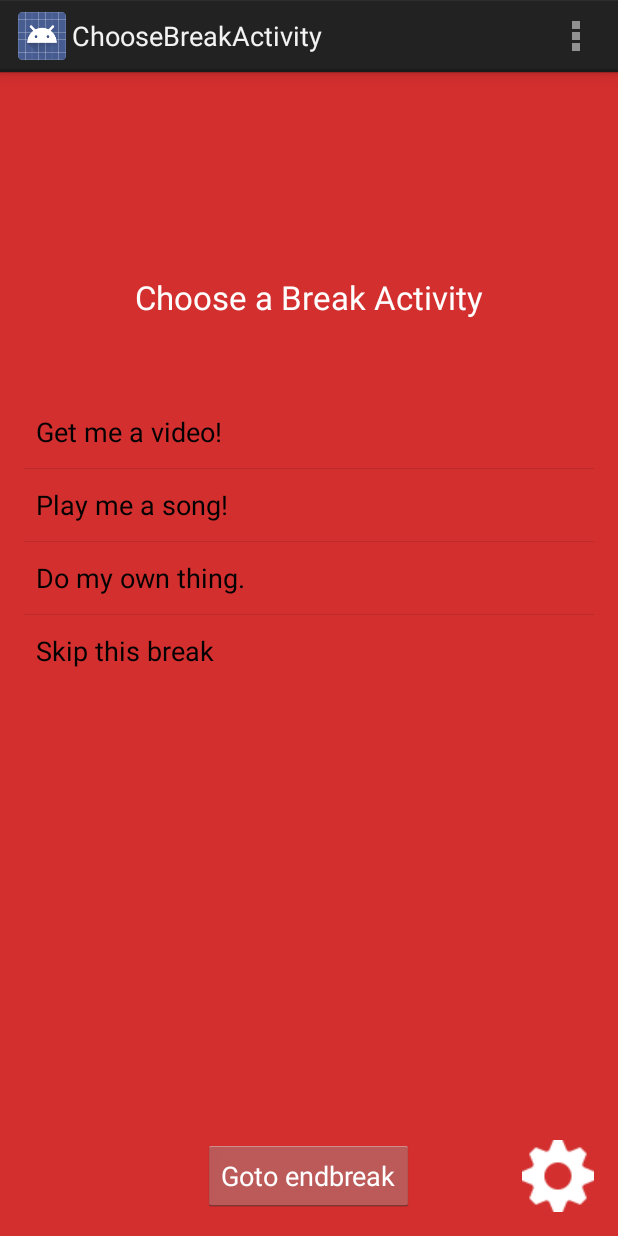
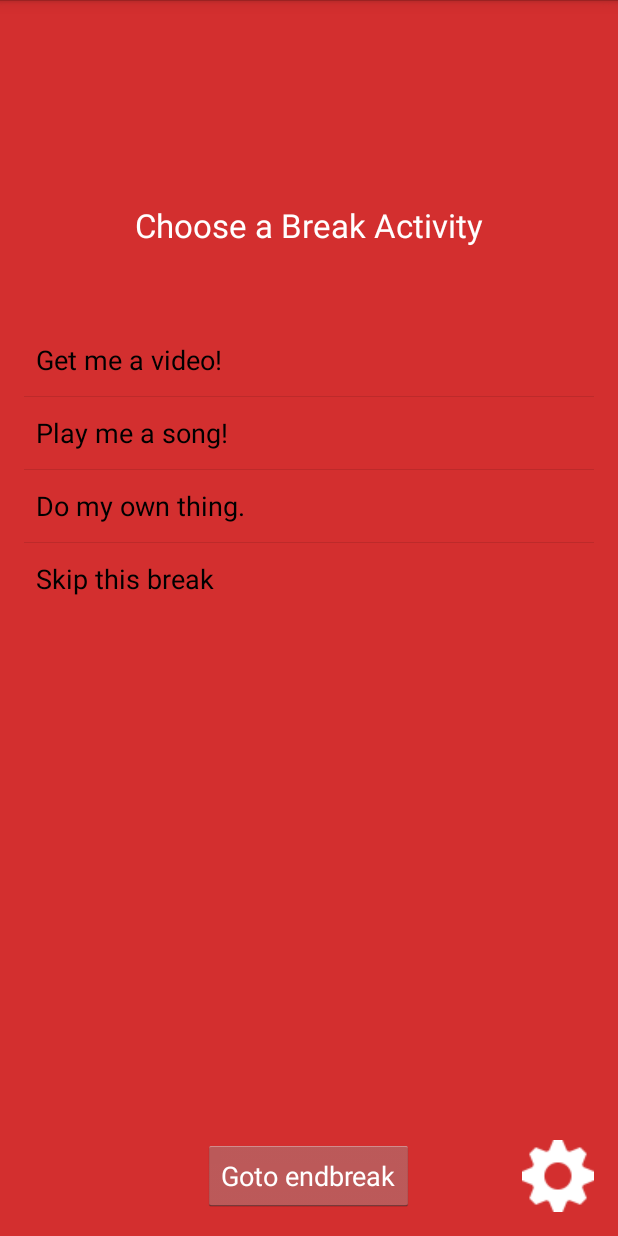
Before and after one commit to kevana/BreakTime, an Android app: the ChooseBreakActivity screen opened directly, with no data from a screen before it, on a phone screen of 412 x 824 dp. Run offline under Robolectric (Android 15) with nearby library versions, the phone set to English and light mode, and no system bars.

Commit message:
Switch app to fullscreen.

```diff
--- a/app/src/main/java/com/breaktime/BreakTimerService.java
+++ b/app/src/main/java/com/breaktime/BreakTimerService.java
@@ -5,7 +5,6 @@ import android.content.Intent;
 import android.content.SharedPreferences;
 import android.graphics.PixelFormat;
 import android.os.CountDownTimer;
-import android.os.Handler;
 import android.os.IBinder;
 import android.preference.PreferenceManager;
 import android.util.Log;
--- a/app/src/main/java/com/breaktime/ChooseBreakActivity.java
+++ b/app/src/main/java/com/breaktime/ChooseBreakActivity.java
@@ -5,8 +5,6 @@ import android.content.Context;
 import android.content.Intent;
 import android.os.Bundle;
 import android.os.Vibrator;
-import android.view.Menu;
-import android.view.MenuItem;
 import android.view.View;
 import android.widget.AdapterView;
 import android.widget.ListView;
@@ -45,25 +43,6 @@ public class ChooseBreakActivity extends Activity implements AdapterView.OnItemC
         startActivity(homeIntent);
     }
 
-    @Override
-    public boolean onCreateOptionsMenu(Menu menu) {
-        // Inflate the menu; this adds items to the action bar if it is present.
-        getMenuInflater().inflate(R.menu.choose_break, menu);
-        return true;
-    }
-
-    @Override
-    public boolean onOptionsItemSelected(MenuItem item) {
-        // Handle action bar item clicks here. The action bar will
-        // automatically handle clicks on the Home/Up button, so long
-        // as you specify a parent activity in AndroidManifest.xml.
-        int id = item.getItemId();
-        if (id == R.id.action_settings) {
-            return true;
-        }
-        return super.onOptionsItemSelected(item);
-    }
-
     public void openSettings(View view) {
         Intent intent = new Intent(this, SettingsActivity.class);
         startActivity(intent);
--- a/app/src/main/res/values/styles.xml
+++ b/app/src/main/res/values/styles.xml
@@ -1,7 +1,7 @@
 <resources>
 
     <!-- Base application theme. -->
-    <style name="AppTheme" parent="android:Theme.Holo.Light.DarkActionBar">
+    <style name="AppTheme" parent="android:Theme.Holo.Light.NoActionBar">
         <!-- Customize your theme here. -->
     </style>
 
```
Also changed, not shown: app/src/main/java/com/breaktime/BackToWorkActivity.java (+0 -22 lines), app/src/main/java/com/breaktime/HomeActivity.java (+0 -22 lines), app/src/main/java/com/breaktime/SettingsActivity.java (+0 -22 lines), app/src/main/java/com/breaktime/StudyTimerActivity.java (+0 -22 lines).
